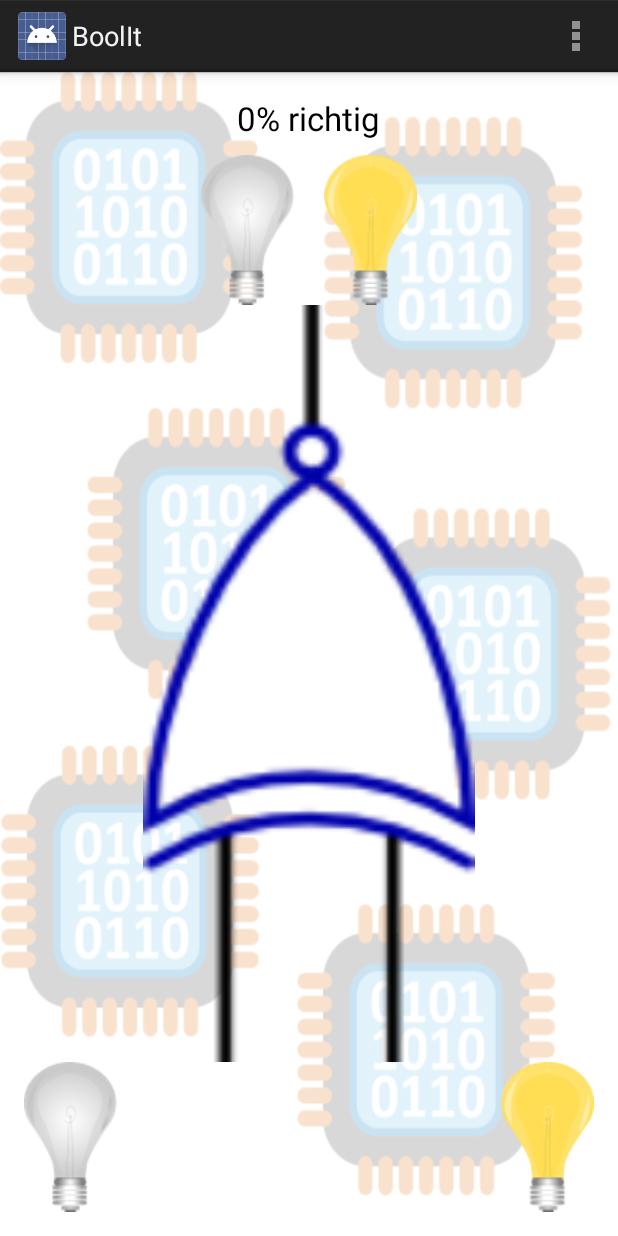
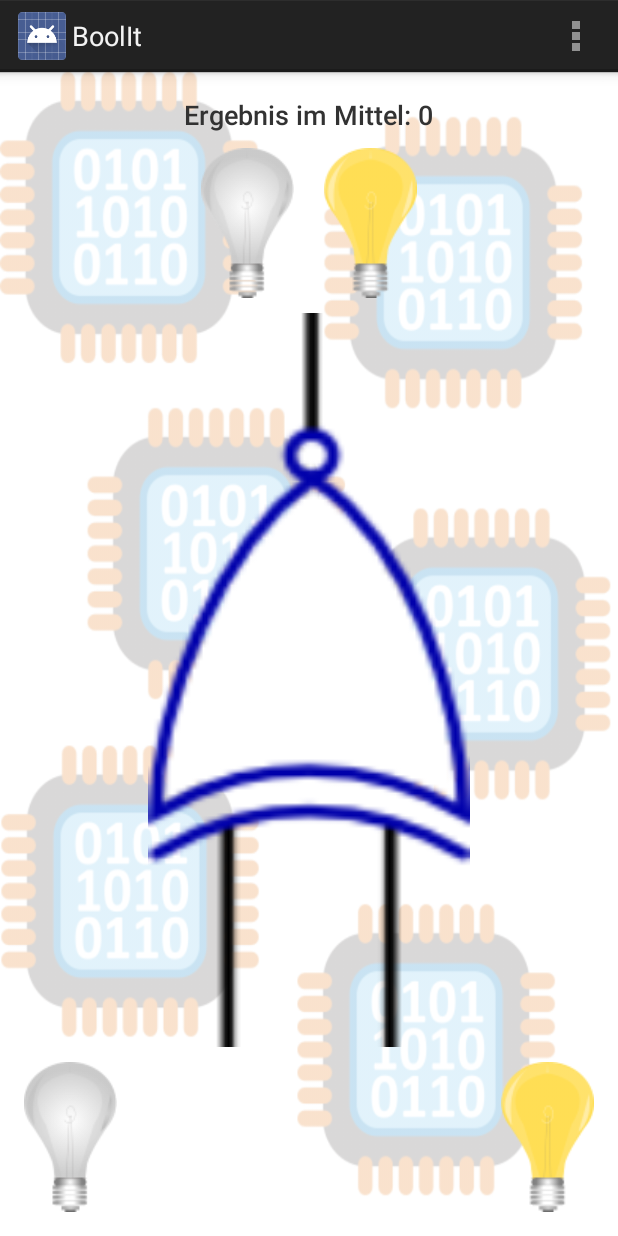
Before and after one commit to JMS-1/BoolIt, an Android app: the screen it shows after launch (WelcomeActivity), after a tap on an icon or button, on a phone screen of 412 x 824 dp. Run offline under Robolectric (Android 15) with nearby library versions, the phone set to English and light mode, and no system bars.

Commit message:
Score added - not yet persisted

```diff
--- a/app/src/main/AndroidManifest.xml
+++ b/app/src/main/AndroidManifest.xml
@@ -11,8 +11,8 @@
             android:name=".WelcomeActivity"
             android:label="@string/app_name"
             android:screenOrientation="portrait">
-        <intent-filter>
-                <action android:name="android.intent.action.MAIN" />
+            <intent-filter>
+            <action android:name="android.intent.action.MAIN" />
 
                 <category android:name="android.intent.category.LAUNCHER" />
             </intent-filter>
--- a/app/src/main/java/net/psimarron/boolit/WelcomeActivity.java
+++ b/app/src/main/java/net/psimarron/boolit/WelcomeActivity.java
@@ -8,6 +8,7 @@ import android.view.View;
 import android.widget.ImageView;
 import android.widget.TextView;
 
+import java.util.Date;
 import java.util.Random;
 
 
@@ -22,15 +23,19 @@ public class WelcomeActivity extends Activity implements View.OnClickListener {
 
     private ImageView m_input1;
 
+    private ImageView m_input01;
+
     private ImageView m_guessOn;
 
     private ImageView m_guessOff;
 
     private TextView m_points;
 
-    private int m_correct;
+    private long m_collected;
 
-    private int m_total;
+    private long m_tries;
+
+    private Date m_start;
 
     @Override
     protected void onCreate(Bundle savedInstanceState) {
@@ -40,7 +45,8 @@ public class WelcomeActivity extends Activity implements View.OnClickListener {
 
         m_calculator = (ImageView) findViewById(R.id.calculator);
         m_input0 = (ImageView) findViewById(R.id.input_guess);
-        m_input1 = (ImageView) findViewById(R.id.input_random);
+        m_input1 = (ImageView) findViewById(R.id.input_random_2);
+        m_input01 = (ImageView) findViewById(R.id.input_random_1);
         m_guessOn = (ImageView) findViewById(R.id.output_on);
         m_guessOff = (ImageView) findViewById(R.id.output_off);
         m_points = (TextView) findViewById(R.id.points);
@@ -51,33 +57,35 @@ public class WelcomeActivity extends Activity implements View.OnClickListener {
         reset(false);
     }
 
-    private int getTotal() {
-        return m_total;
-    }
+    private void guess(boolean correct) {
+        Date end = new Date();
+        long delta = end.getTime() - m_start.getTime();
 
-    private int getCorrect() {
-        return m_correct;
-    }
+        m_tries++;
 
-    private void guess(boolean correct) {
-        m_total++;
+        if (!correct)
+            return;
 
-        if (correct)
-            m_correct++;
+        if (delta <= 1000)
+            m_collected += 100;
+        else if (delta >= 10000)
+            m_collected += 1;
+        else
+            m_collected += Math.round(1 + (99 * (10000 - delta) / 9000));
     }
 
     private void reset() {
-        m_correct = 0;
-        m_total = 0;
+        m_collected = 0;
+        m_tries = 0;
 
         reset(false);
     }
 
     private void reset(boolean lastGuess) {
-        if (getTotal() == 0)
-            m_points.setText(R.string.result_initial);
+        if (m_tries < 1)
+            m_points.setText(null);
         else
-            m_points.setText(getResources().getString(R.string.result_current, (int) Math.round(100d * getCorrect() / getTotal())));
+            m_points.setText(getResources().getString(R.string.result_current, Math.round(m_collected / m_tries)));
 
         Calculator calculator;
 
@@ -130,15 +138,24 @@ public class WelcomeActivity extends Activity implements View.OnClickListener {
 
     private void changeGuess(OneGuess newGuess) {
         m_current = newGuess;
+        m_start = new Date();
 
         Calculator calculator = newGuess.Calculator;
 
         m_calculator.setImageResource(calculator.ImageResourceId);
-        m_input0.setActivated(calculator.getInput(0));
-        m_input1.setVisibility((calculator.getCount() > 1) ? View.VISIBLE : View.INVISIBLE);
 
-        if (calculator.getCount() > 1)
+        if (calculator.getCount() > 1) {
+            m_input0.setActivated(calculator.getInput(0));
+            m_input0.setVisibility(View.VISIBLE);
             m_input1.setActivated(calculator.getInput(1));
+            m_input1.setVisibility(View.VISIBLE);
+            m_input01.setVisibility(View.INVISIBLE);
+        } else {
+            m_input0.setVisibility(View.INVISIBLE);
+            m_input1.setVisibility(View.INVISIBLE);
+            m_input01.setVisibility(View.VISIBLE);
+            m_input01.setActivated(calculator.getInput(0));
+        }
     }
 
     @Override
--- a/app/src/main/res/layout/activity_welcome.xml
+++ b/app/src/main/res/layout/activity_welcome.xml
@@ -11,7 +11,7 @@
 
     <TextView
         android:id="@+id/points"
-        style="@android:style/TextAppearance.DeviceDefault.Large"
+        style="@android:style/TextAppearance.DeviceDefault.Medium"
         android:layout_width="wrap_content"
         android:layout_height="wrap_content"
         android:layout_centerHorizontal="true"
@@ -25,7 +25,7 @@
         android:layout_below="@id/points"
         android:layout_centerHorizontal="true">
 
-    <ImageView
+        <ImageView
             android:id="@+id/output_off"
             android:layout_width="wrap_content"
             android:layout_height="wrap_content"
@@ -49,7 +49,7 @@
         android:src="@drawable/bit" />
 
     <ImageView
-        android:id="@+id/input_random"
+        android:id="@+id/input_random_2"
         android:layout_width="wrap_content"
         android:layout_height="wrap_content"
         android:layout_alignParentBottom="true"
@@ -57,10 +57,20 @@
         android:src="@drawable/bit" />
 
     <ImageView
+        android:id="@+id/input_random_1"
+        android:layout_width="wrap_content"
+        android:layout_height="wrap_content"
+        android:layout_alignParentBottom="true"
+        android:layout_centerHorizontal="true"
+        android:src="@drawable/bit" />
+
+    <ImageView
         android:id="@+id/calculator"
         android:layout_width="match_parent"
         android:layout_height="match_parent"
         android:layout_above="@id/input_guess"
-        android:layout_below="@id/outputs" />
+        android:layout_below="@id/outputs"
+        android:layout_marginBottom="10dp"
+        android:layout_marginTop="10dp" />
 
 </RelativeLayout>
--- a/app/src/main/res/values/strings.xml
+++ b/app/src/main/res/values/strings.xml
@@ -3,6 +3,5 @@
 
     <string name="action_settings">Auf Anfang</string>
 
-    <string name="result_initial">0%</string>
-    <string name="result_current">%1$d%% richtig</string>
+    <string name="result_current">Ergebnis im Mittel: %1$d</string>
 </resources>
```
